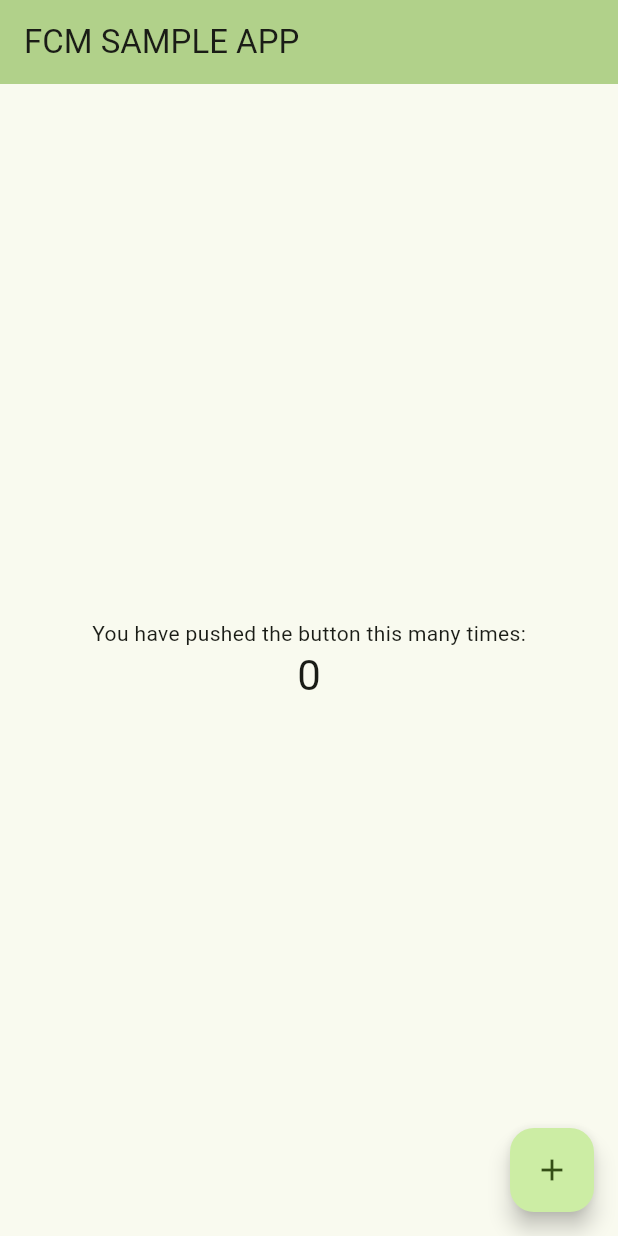
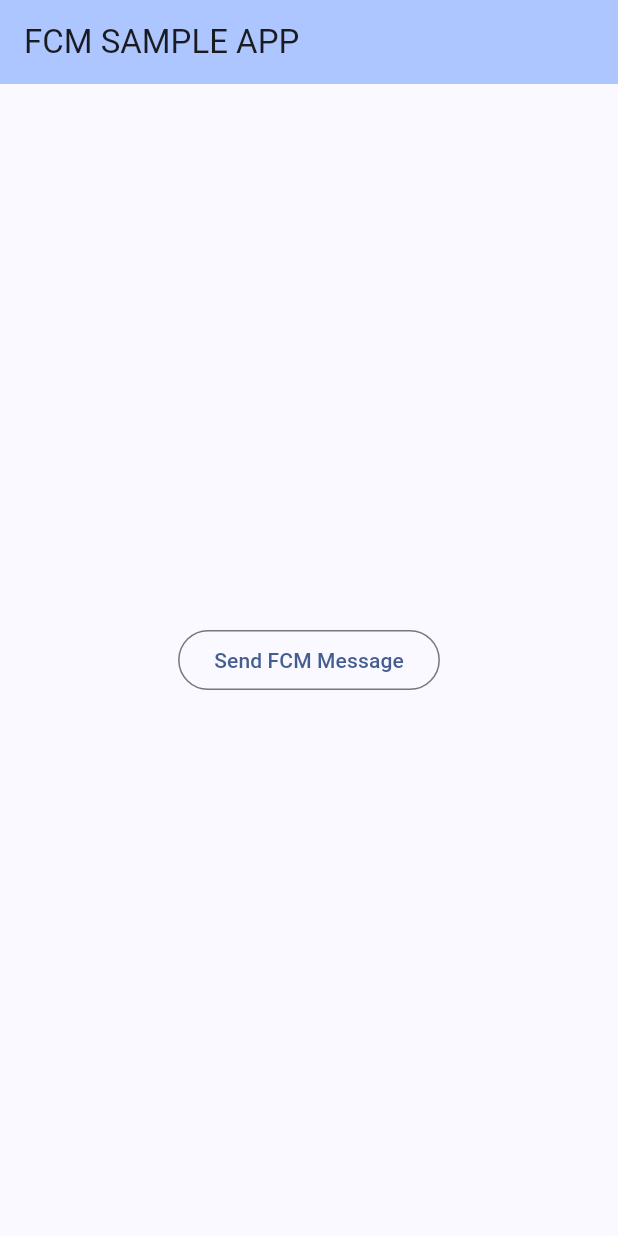
Before and after one commit to rookedsysc/flutter-fcm-sample, a Flutter app: the screen it shows after launch, on a phone screen of 412 x 824 dp. Run offline on Flutter 3.47's test engine with Material 3 defaults, Android fonts, the phone set to English and light mode, and no system bars; our stand-ins replace dio, firebase_core, firebase_messaging, permission_handler; accounts and stored records are empty; network calls fail.

Commit message:
update: Main 디자인 변경

```diff
--- a/app/lib/main.dart
+++ b/app/lib/main.dart
@@ -24,7 +24,7 @@
     return MaterialApp(
       title: 'FCM SAMPLE APP',
       theme: ThemeData(
-        colorScheme: ColorScheme.fromSeed(seedColor: Colors.lightGreenAccent),
+        colorScheme: ColorScheme.fromSeed(seedColor: Colors.blueAccent),
         useMaterial3: true,
       ),
       home: const MyHomePage(title: 'FCM SAMPLE APP'),
@@ -32,50 +32,29 @@
   }
 }
 
-class MyHomePage extends StatefulWidget {
+class MyHomePage extends StatelessWidget {
   const MyHomePage({super.key, required this.title});
 
   final String title;
-
-  @override
-  State<MyHomePage> createState() => _MyHomePageState();
-}
-
-class _MyHomePageState extends State<MyHomePage> {
-  int _counter = 0;
-
-  void _incrementCounter() {
-    setState(() {
-      _counter++;
-    });
-  }
 
   @override
   Widget build(BuildContext context) {
     return Scaffold(
       appBar: AppBar(
         backgroundColor: Theme.of(context).colorScheme.inversePrimary,
-        title: Text(widget.title),
+        title: Text(title),
       ),
       body: Center(
         child: Column(
           mainAxisAlignment: MainAxisAlignment.center,
           children: <Widget>[
-            const Text(
-              'You have pushed the button this many times:',
-            ),
-            Text(
-              '$_counter',
-              style: Theme.of(context).textTheme.headlineMedium,
+            OutlinedButton(
+              child: Text("Send FCM Message"),
+              onPressed: (){},
             ),
           ],
         ),
       ),
-      floatingActionButton: FloatingActionButton(
-        onPressed: _incrementCounter,
-        tooltip: 'Increment',
-        child: const Icon(Icons.add),
-      ),
     );
   }
 }
```
